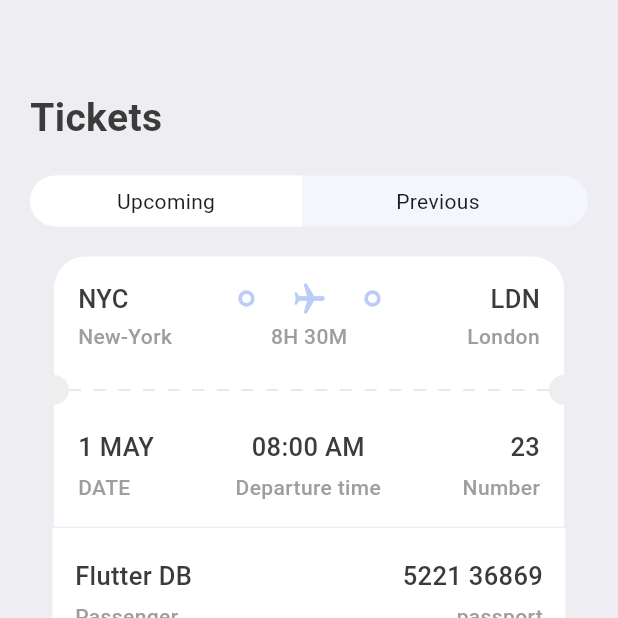
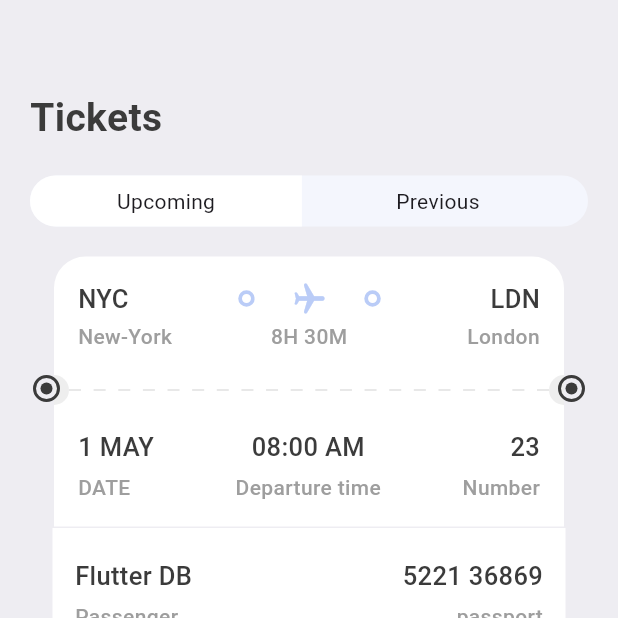
Before and after one commit to patrickNwafo/flutter_project, a Flutter app: the screen it shows after launch, item 3 of the bottom bar chosen, on a phone screen of 412 x 824 dp, the top half of it. Run offline on Flutter 3.47's test engine with Material 3 defaults, Android fonts, the phone set to English and light mode, and no system bars; drawn by our look-alikes of barcode_widget; our stand-ins replace fluentui_icons.

Commit message:
Ticket View part 5

```diff
--- a/lib/screens/tickets/ticket_screen.dart
+++ b/lib/screens/tickets/ticket_screen.dart
@@ -6,6 +6,7 @@ import 'package:ticket_app/base/widgets/app_column_text_layout.dart';
 import 'package:ticket_app/base/widgets/app_layoutbuilder_widget.dart';
 import 'package:ticket_app/base/widgets/ticket_view.dart';
 import 'package:ticket_app/screens/search/widgets/app_ticket_tabs.dart';
+import 'package:ticket_app/screens/tickets/widgets/ticket_position_circle.dart';
 
 import '../../base/res/media.dart';
 
@@ -16,7 +17,9 @@ class TicketScreen extends StatelessWidget {
   Widget build(BuildContext context) {
     return Scaffold(
       backgroundColor: AppStyles.bgColor,
-      body: ListView(
+      body: Stack(
+        children: [
+          ListView(
             padding: const EdgeInsets.symmetric(vertical: 20, horizontal: 20),
             children: [
               const SizedBox(
@@ -179,6 +182,10 @@ class TicketScreen extends StatelessWidget {
                   )),
             ],
           ),
+          TicketPositionCircle(pos: true,),
+          TicketPositionCircle(pos: null,),
+        ],
+      ),
     );
   }
 }
--- /dev/null
+++ b/lib/screens/tickets/widgets/ticket_position_circle.dart
@@ -0,0 +1,28 @@
+import 'package:flutter/material.dart';
+
+import '../../../base/res/styles/app_styles.dart';
+
+class TicketPositionCircle extends StatelessWidget {
+  final bool? pos;
+  const TicketPositionCircle({super.key, this.pos});
+
+  @override
+  Widget build(BuildContext context) {
+    return Positioned(
+      left: pos==true?22:null,
+      right: pos==true?null:22,
+      top: 250,
+      child: Container(
+        padding: EdgeInsets.all(3),
+        decoration: BoxDecoration(
+          shape: BoxShape.circle,
+          border: Border.all(width: 2, color: AppStyles.textColor),
+        ),
+        child: CircleAvatar(
+          maxRadius: 4,
+          backgroundColor: AppStyles.textColor,
+        ),
+      ),
+    );
+  }
+}
```
Lines whose indentation alone changed are shown as unchanged.
